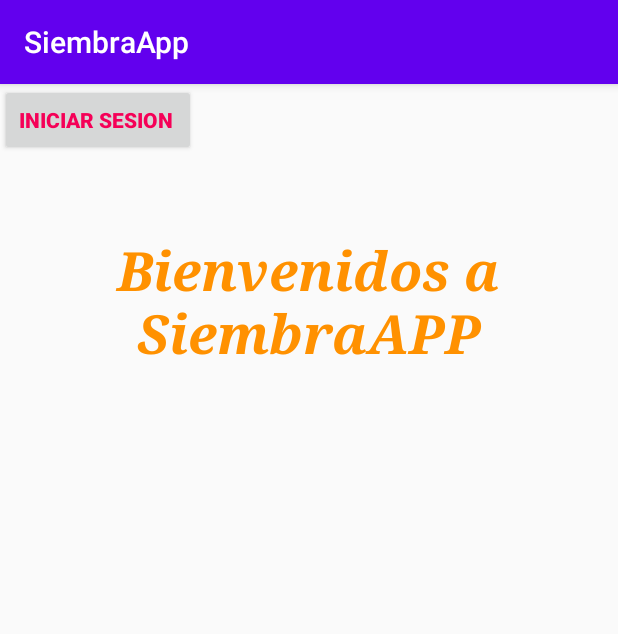
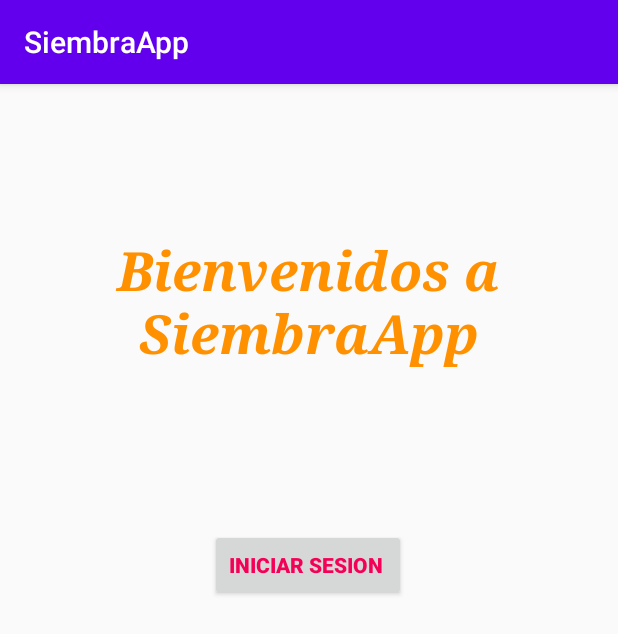
Before and after one commit to jairo2014/SiembraApp, an Android app: the screen it shows after launch (MainActivity), on a phone screen of 412 x 824 dp. Shown: the top 634 px of the screen. Run offline under Robolectric (Android 15) with nearby library versions, the phone set to English and light mode, and no system bars.

Commit message:
Modificada Activity Main

```diff
--- a/app/src/main/res/layout/activity_main.xml
+++ b/app/src/main/res/layout/activity_main.xml
@@ -7,10 +7,11 @@
     tools:context=".MainActivity">
 
     <TextView
+        android:id="@+id/textView"
         android:layout_width="291dp"
         android:layout_height="133dp"
         android:fontFamily="serif"
-        android:text="Bienvenidos a SiembraAPP"
+        android:text="@string/bienvenida"
         android:textAlignment="center"
         android:textAllCaps="false"
         android:textColor="#FF9100"
@@ -27,11 +28,16 @@
         android:id="@+id/button"
         android:layout_width="wrap_content"
         android:layout_height="wrap_content"
+        android:layout_marginStart="140dp"
+        android:layout_marginTop="64dp"
+        android:layout_marginEnd="141dp"
         android:text="INICIAR SESION "
         android:textAlignment="center"
         android:textColor="#F50057"
         android:textStyle="bold"
-        tools:layout_editor_absoluteX="116dp"
-        tools:layout_editor_absoluteY="34dp" />
+        app:layout_constraintEnd_toEndOf="parent"
+        app:layout_constraintHorizontal_bias="0.0"
+        app:layout_constraintStart_toStartOf="parent"
+        app:layout_constraintTop_toBottomOf="@+id/textView" />
 
 </androidx.constraintlayout.widget.ConstraintLayout>
--- a/app/src/main/res/values/strings.xml
+++ b/app/src/main/res/values/strings.xml
@@ -1,3 +1,4 @@
 <resources>
     <string name="app_name">SiembraApp</string>
+    <string name="bienvenida">Bienvenidos a SiembraApp"</string>
 </resources>
```
